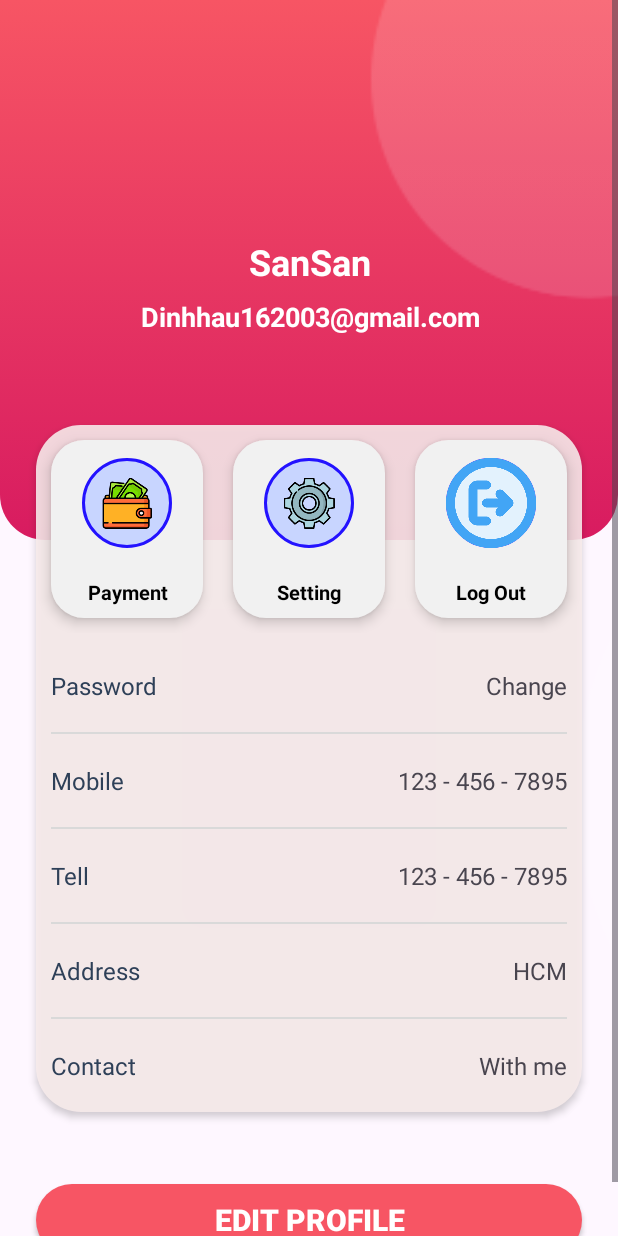
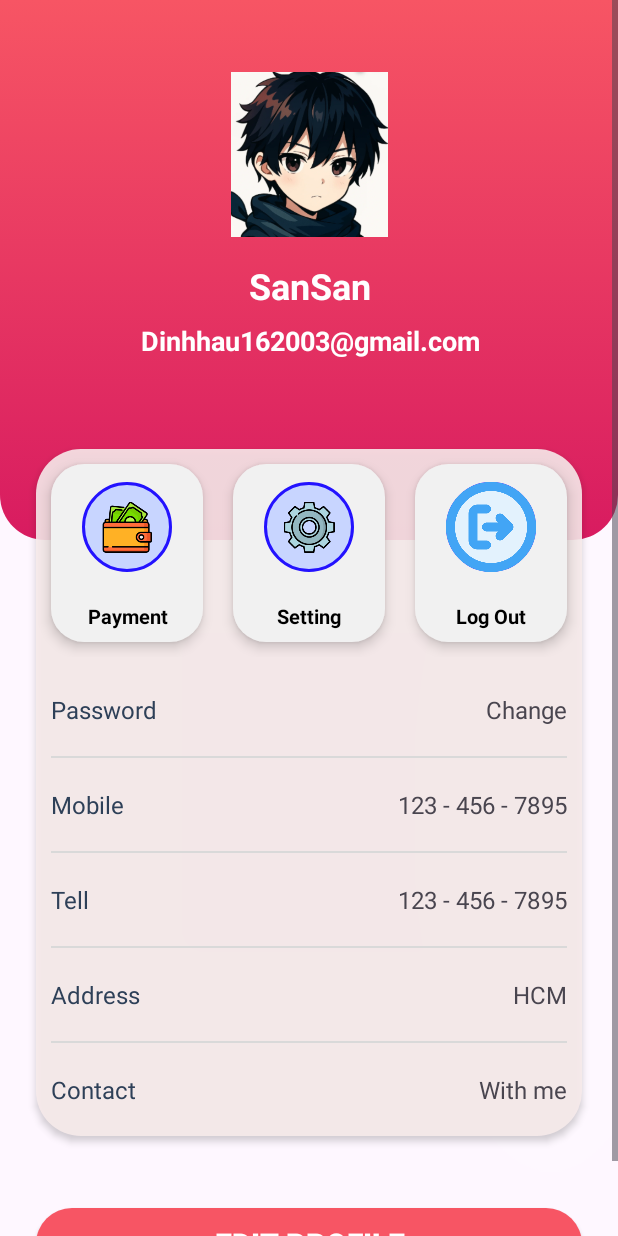
Before and after one commit to LaNaHau/Black_Shadow, an Android app: the ProfileActivity screen opened directly, with no data from a screen before it, on a phone screen of 412 x 824 dp. Run offline under Robolectric (Android 15) with nearby library versions, the phone set to English and light mode, and no system bars; our stand-ins replace Firebase (no records; nobody signed in at launch, a user with empty details on screens opened directly).

Commit message:
update profile_backend and fix bug

```diff
--- a/app/src/main/java/com/example/appfood/Activities/BaseActivity.java
+++ b/app/src/main/java/com/example/appfood/Activities/BaseActivity.java
@@ -7,6 +7,7 @@ import android.view.WindowManager;
 import androidx.appcompat.app.AppCompatActivity;
 
 import com.google.firebase.auth.FirebaseAuth;
+import com.google.firebase.auth.FirebaseUser;
 import com.google.firebase.database.DatabaseReference;
 import com.google.firebase.database.FirebaseDatabase;
 
@@ -14,6 +15,7 @@ public class BaseActivity extends AppCompatActivity {
     FirebaseDatabase firebaseDatabase;
     FirebaseAuth mAuth;
     DatabaseReference databaseReference;
+
 
 
     @Override
--- a/app/src/main/java/com/example/appfood/Activities/IntroActivity.java
+++ b/app/src/main/java/com/example/appfood/Activities/IntroActivity.java
@@ -14,7 +14,7 @@ public class IntroActivity extends BaseActivity {
         setContentView(binding.getRoot());
 
         binding.goBtn.setOnClickListener(v ->{
-            startActivity(new Intent(IntroActivity.this, ProfileActivity.class));
+            startActivity(new Intent(IntroActivity.this, LoginActivity.class));
         });
 
     }
--- a/app/src/main/java/com/example/appfood/Activities/ProfileActivity.java
+++ b/app/src/main/java/com/example/appfood/Activities/ProfileActivity.java
@@ -1,24 +1,86 @@
 package com.example.appfood.Activities;
 
+import android.content.Intent;
 import android.os.Bundle;
+import android.widget.Toast;
 
-import androidx.activity.EdgeToEdge;
+import androidx.annotation.NonNull;
 import androidx.appcompat.app.AppCompatActivity;
-import androidx.core.graphics.Insets;
-import androidx.core.view.ViewCompat;
-import androidx.core.view.WindowInsetsCompat;
 
-import com.example.appfood.R;
+import com.example.appfood.Domain.User;
 import com.example.appfood.databinding.ActivityProfileBinding;
+import com.google.firebase.auth.FirebaseAuth;
+import com.google.firebase.auth.FirebaseUser;
+import com.google.firebase.database.DataSnapshot;
+import com.google.firebase.database.DatabaseError;
+import com.google.firebase.database.DatabaseReference;
+import com.google.firebase.database.FirebaseDatabase;
+import com.google.firebase.database.ValueEventListener;
 
-public class ProfileActivity extends AppCompatActivity {
+public class ProfileActivity extends BaseActivity {
     ActivityProfileBinding binding;
+    User user;
 
     @Override
     protected void onCreate(Bundle savedInstanceState) {
         super.onCreate(savedInstanceState);
         binding = ActivityProfileBinding.inflate(getLayoutInflater());
         setContentView(binding.getRoot());
+        loadUserInfo();
+        setAvailable();
+    }
+
+    private void loadUserInfo() {
+        FirebaseUser currentUser = FirebaseAuth.getInstance().getCurrentUser();
+
+        if (currentUser != null) {
+            String userId = currentUser.getUid();
+            DatabaseReference userRef = FirebaseDatabase.getInstance().getReference("Users").child(userId);
+
+            userRef.addListenerForSingleValueEvent(new ValueEventListener() {
+                @Override
+                public void onDataChange(@NonNull DataSnapshot snapshot) {
+                    if (snapshot.exists()) {
+                        User user = snapshot.getValue(User.class);
+                        if (user != null) {
+                            binding.nameTxt.setText(user.getUserName());
+                            binding.emailTxt.setText(user.getEmail());
+                            binding.tellTxt.setText(user.getPhone());
+                            binding.mobileTxt.setText(user.getPhone());
+                        } else {
+                            Toast.makeText(ProfileActivity.this, "Không tìm thấy dữ liệu người dùng", Toast.LENGTH_SHORT).show();
+                        }
+                    }
+                }
+
+                @Override
+                public void onCancelled(@NonNull DatabaseError error) {
+                    Toast.makeText(ProfileActivity.this, "Lỗi: " + error.getMessage(), Toast.LENGTH_SHORT).show();
+                }
+            });
+        } else {
+            Toast.makeText(this, "Chưa đăng nhập", Toast.LENGTH_SHORT).show();
+        }
+    }
+
+
+
+    private void setAvailable() {
+        binding.editProfileBtn.setOnClickListener(v ->{
+
+        });
+
+        binding.logoutBtn.setOnClickListener(v -> {
+            mAuth.signOut();
+            // Quay về màn hình đăng nhập
+            Intent intent = new Intent(ProfileActivity.this, LoginActivity.class);
+            intent.setFlags(Intent.FLAG_ACTIVITY_NEW_TASK | Intent.FLAG_ACTIVITY_CLEAR_TASK); // Xóa backstack
+            startActivity(intent);
+            finish();
+        });
+
 
     }
+
+
 }
--- a/app/src/main/res/layout/activity_profile.xml
+++ b/app/src/main/res/layout/activity_profile.xml
@@ -27,11 +27,13 @@
                 <androidx.constraintlayout.widget.ConstraintLayout
                     android:layout_width="match_parent"
                     android:layout_height="wrap_content"
+                    android:background="@drawable/circles"
                     app:layout_constraintEnd_toEndOf="parent"
                     app:layout_constraintStart_toStartOf="parent"
                     app:layout_constraintTop_toTopOf="parent">
 
                     <androidx.constraintlayout.widget.ConstraintLayout
+                        android:id="@+id/constraintLayout4"
                         android:layout_width="match_parent"
                         android:layout_height="360dp"
                         android:background="@drawable/top_background"
@@ -45,11 +47,11 @@
                         android:id="@+id/imageView5"
                         android:layout_width="110dp"
                         android:layout_height="110dp"
-                        android:layout_marginTop="32dp"
+                        android:layout_marginTop="48dp"
                         app:layout_constraintEnd_toEndOf="parent"
                         app:layout_constraintStart_toStartOf="parent"
                         app:layout_constraintTop_toTopOf="parent"
-                        tools:srcCompat="@drawable/img_1" />
+                        app:srcCompat="@drawable/img_1" />
 
                     <TextView
                         android:id="@+id/nameTxt"
@@ -77,18 +79,8 @@
                         app:layout_constraintStart_toStartOf="@+id/nameTxt"
                         app:layout_constraintTop_toBottomOf="@+id/nameTxt" />
 
-                    <ImageView
-                        android:id="@+id/imageView8"
-                        android:layout_width="wrap_content"
-                        android:layout_height="0dp"
-                        android:scaleType="centerCrop"
-                        app:layout_constraintBottom_toBottomOf="parent"
-                        app:layout_constraintEnd_toEndOf="parent"
-                        app:layout_constraintStart_toStartOf="parent"
-                        app:layout_constraintTop_toTopOf="parent"
-                        app:srcCompat="@drawable/circles" />
-
                     <LinearLayout
+                        android:id="@+id/linearLayout2"
                         android:layout_width="match_parent"
                         android:layout_height="wrap_content"
                         android:layout_marginStart="24dp"
@@ -174,6 +166,13 @@
                                         app:srcCompat="@drawable/settings" />
                                 </androidx.constraintlayout.widget.ConstraintLayout>
 
+                                <ImageView
+                                    android:id="@+id/imageView8"
+                                    android:layout_width="wrap_content"
+                                    android:layout_height="0dp"
+                                    android:scaleType="centerCrop"
+                                    app:srcCompat="@drawable/circles" />
+
                                 <TextView
                                     android:layout_width="match_parent"
                                     android:layout_height="wrap_content"
@@ -186,6 +185,7 @@
                             </LinearLayout>
 
                             <LinearLayout
+                                android:id="@+id/logoutBtn"
                                 android:layout_width="0dp"
                                 android:layout_height="match_parent"
                                 android:layout_margin="10dp"
@@ -276,7 +276,7 @@
                                 android:textSize="16sp" />
 
                             <TextView
-                                android:id="@+id/mobileBtn"
+                                android:id="@+id/mobileTxt"
                                 android:layout_width="wrap_content"
                                 android:layout_height="wrap_content"
                                 android:layout_weight="1"
@@ -308,7 +308,7 @@
                                 android:textSize="16sp" />
 
                             <TextView
-                                android:id="@+id/tellBtn"
+                                android:id="@+id/tellTxt"
                                 android:layout_width="wrap_content"
                                 android:layout_height="wrap_content"
                                 android:layout_weight="1"
@@ -340,7 +340,7 @@
                                 android:textSize="16sp" />
 
                             <TextView
-                                android:id="@+id/addressBtn"
+                                android:id="@+id/addressTxt"
                                 android:layout_width="wrap_content"
                                 android:layout_height="wrap_content"
                                 android:layout_weight="1"
@@ -372,7 +372,7 @@
                                 android:textSize="16sp" />
 
                             <TextView
-                                android:id="@+id/contactBtn"
+                                android:id="@+id/contactTxt"
                                 android:layout_width="wrap_content"
                                 android:layout_height="wrap_content"
                                 android:layout_weight="1"
```
Also changed, not shown: app/src/main/java/com/example/appfood/Activities/RegisterActivity.java (+4 -10 lines), app/src/main/java/com/example/appfood/Domain/User.java (+27 -7 lines).
